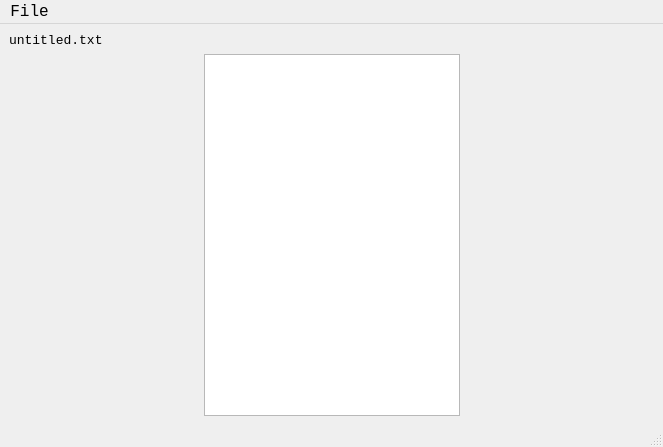
Before: the Qt Designer form typewriterpy/main.ui in hodge-py/TypeWriterPy, drawn with Qt 5.
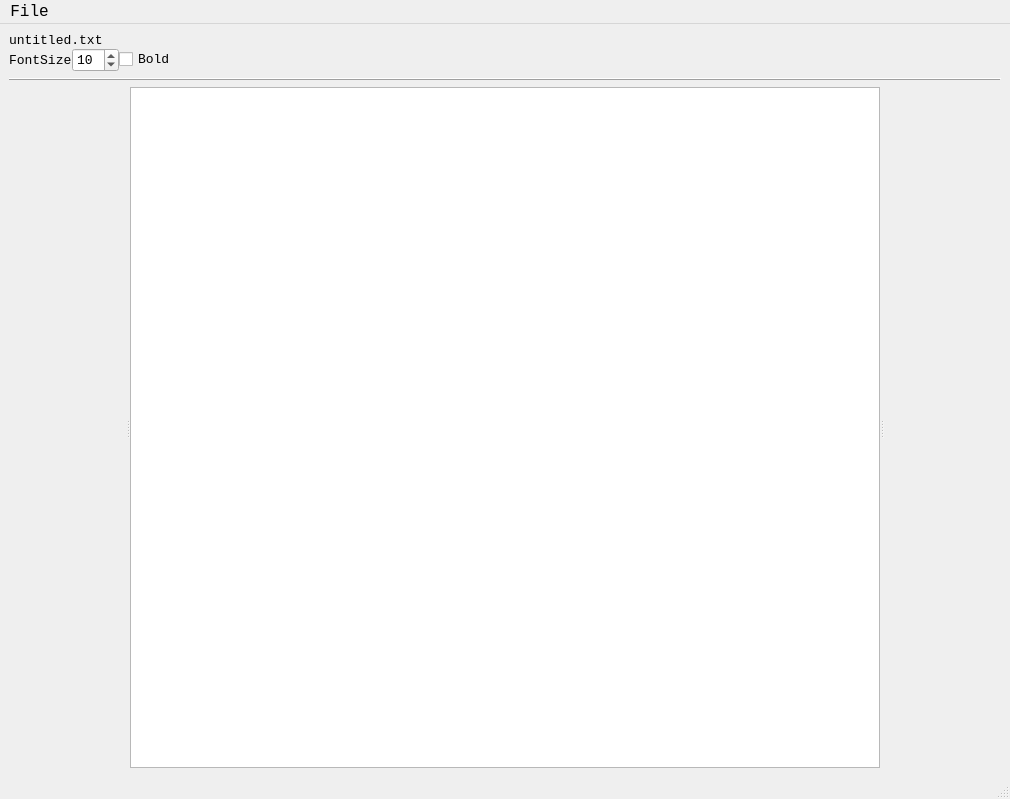
After: the same form once the commit is applied.

The edit to the form file:
```diff
--- a/typewriterpy/main.ui
+++ b/typewriterpy/main.ui
@@ -6,8 +6,8 @@
    <rect>
     <x>0</x>
     <y>0</y>
-    <width>663</width>
-    <height>447</height>
+    <width>1010</width>
+    <height>799</height>
    </rect>
   </property>
   <property name="font">
@@ -20,16 +20,96 @@
    <string>typewriterpy</string>
   </property>
   <widget class="QWidget" name="centralwidget">
-   <layout class="QGridLayout" name="gridLayout_2">
-    <item row="0" column="0">
+   <layout class="QVBoxLayout" name="verticalLayout_3" stretch="0,0,12">
+    <item>
+     <layout class="QVBoxLayout" name="verticalLayout" stretch="0,0">
+      <property name="spacing">
+       <number>0</number>
+      </property>
+      <property name="sizeConstraint">
+       <enum>QLayout::SetDefaultConstraint</enum>
+      </property>
+      <property name="bottomMargin">
+       <number>0</number>
+      </property>
+      <item>
      <widget class="QLabel" name="labeltxt">
       <property name="text">
        <string>untitled.txt</string>
       </property>
      </widget>
     </item>
-    <item row="2" column="0">
-     <layout class="QHBoxLayout" name="horizontalLayout">
+      <item>
+       <layout class="QHBoxLayout" name="horizontalLayout_5">
+        <item>
+         <widget class="QLabel" name="fontLabel">
+          <property name="sizePolicy">
+           <sizepolicy hsizetype="Preferred" vsizetype="Minimum">
+            <horstretch>0</horstretch>
+            <verstretch>0</verstretch>
+           </sizepolicy>
+          </property>
+          <property name="text">
+           <string>FontSize</string>
+          </property>
+         </widget>
+        </item>
+        <item>
+         <widget class="QSpinBox" name="fontSpin">
+          <property name="sizePolicy">
+           <sizepolicy hsizetype="Minimum" vsizetype="Minimum">
+            <horstretch>0</horstretch>
+            <verstretch>0</verstretch>
+           </sizepolicy>
+          </property>
+          <property name="value">
+           <number>10</number>
+          </property>
+         </widget>
+        </item>
+        <item>
+         <widget class="QCheckBox" name="bold">
+          <property name="text">
+           <string>Bold</string>
+          </property>
+         </widget>
+        </item>
+        <item>
+         <spacer name="horizontalSpacer_3">
+          <property name="orientation">
+           <enum>Qt::Horizontal</enum>
+          </property>
+          <property name="sizeHint" stdset="0">
+           <size>
+            <width>40</width>
+            <height>20</height>
+           </size>
+          </property>
+         </spacer>
+        </item>
+       </layout>
+      </item>
+     </layout>
+    </item>
+    <item>
+     <widget class="QFrame" name="frame">
+      <property name="frameShape">
+       <enum>QFrame::HLine</enum>
+      </property>
+      <property name="frameShadow">
+       <enum>QFrame::Raised</enum>
+      </property>
+     </widget>
+    </item>
+    <item>
+     <layout class="QVBoxLayout" name="verticalLayout_2">
+      <item>
+       <widget class="QSplitter" name="splitter">
+        <property name="orientation">
+         <enum>Qt::Horizontal</enum>
+        </property>
+        <widget class="QWidget" name="horizontalLayoutWidget_3">
+         <layout class="QHBoxLayout" name="horizontalLayout_3">
       <item>
        <spacer name="horizontalSpacer">
         <property name="orientation">
@@ -43,6 +123,10 @@
         </property>
        </spacer>
       </item>
+         </layout>
+        </widget>
+        <widget class="QWidget" name="horizontalLayoutWidget">
+         <layout class="QHBoxLayout" name="horizontalLayout">
       <item>
        <widget class="QTextEdit" name="textEdit">
         <property name="sizePolicy">
@@ -66,6 +150,10 @@
         </property>
        </widget>
       </item>
+         </layout>
+        </widget>
+        <widget class="QWidget" name="horizontalLayoutWidget_2">
+         <layout class="QHBoxLayout" name="horizontalLayout_2">
       <item>
        <spacer name="horizontalSpacer_2">
         <property name="orientation">
@@ -80,6 +168,10 @@
        </spacer>
       </item>
      </layout>
+        </widget>
+       </widget>
+      </item>
+     </layout>
     </item>
    </layout>
   </widget>
@@ -89,7 +181,7 @@
     <rect>
      <x>0</x>
      <y>0</y>
-     <width>663</width>
+     <width>1010</width>
      <height>24</height>
     </rect>
    </property>
```
Lines whose indentation alone changed are shown as unchanged.
